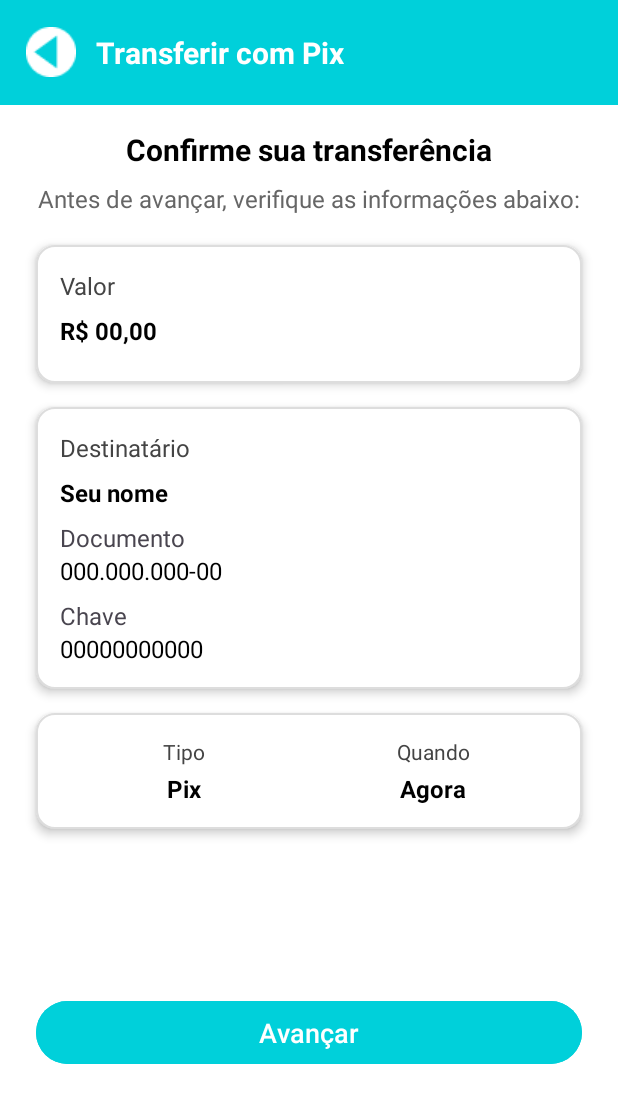
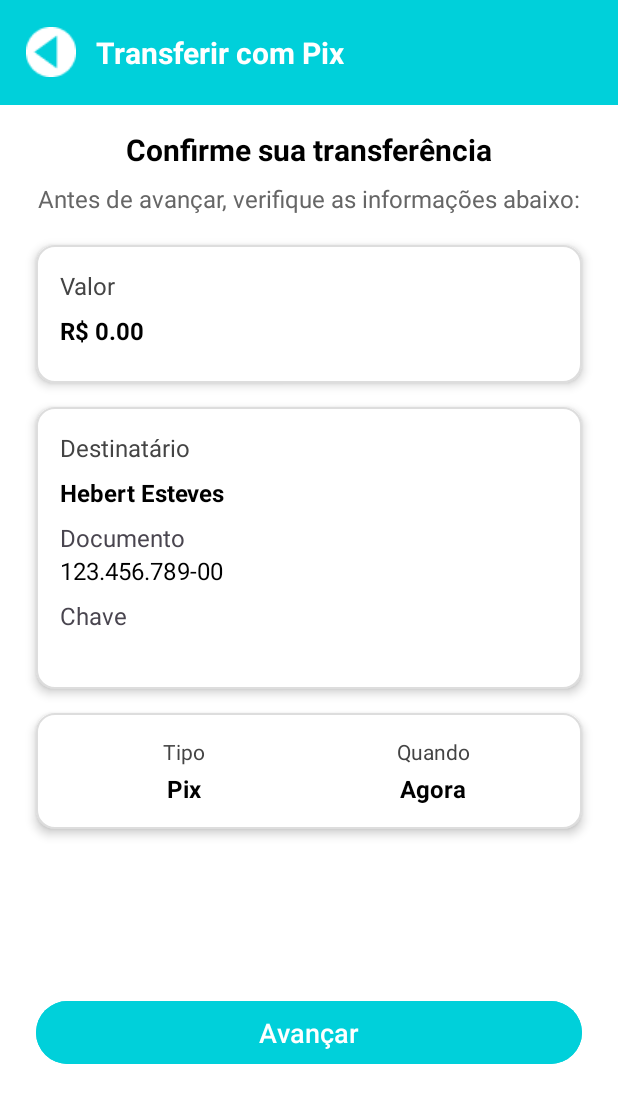
Before and after one commit to 2025-1-NADS3/Projeto1, an Android app: the ConfirmPixTransferActivity screen opened directly, with no data from a screen before it, on a phone screen of 412 x 824 dp. Shown: the top 1103 px of the screen. Run offline under Robolectric (Android 15) with nearby library versions, the phone set to English and light mode, and no system bars; Roboto replaces fonts that are not available here; 2 statements that could not run were skipped.

Commit message:
Atualizando tela ConfirmPixTransferActivity

```diff
--- a/src/Entrega 2/Frontend/NeonPay-Academy/app/src/main/java/br/com/neonpay/neonpayacademy/ConfirmPixTransferActivity.java
+++ b/src/Entrega 2/Frontend/NeonPay-Academy/app/src/main/java/br/com/neonpay/neonpayacademy/ConfirmPixTransferActivity.java
@@ -1,6 +1,11 @@
 package br.com.neonpay.neonpayacademy;
 
+import android.content.Intent;
 import android.os.Bundle;
+import android.widget.Button;
+import android.widget.EditText;
+import android.widget.ImageView;
+import android.widget.TextView;
 
 import androidx.activity.EdgeToEdge;
 import androidx.appcompat.app.AppCompatActivity;
@@ -9,6 +14,14 @@ import androidx.core.view.ViewCompat;
 import androidx.core.view.WindowInsetsCompat;
 
 public class ConfirmPixTransferActivity extends AppCompatActivity {
+
+    // Declaração das variáveis dos elementos da interface
+    private TextView txtValor, txtNomeDestinatario, txtDocumento, txtChavePix;
+    private Button btnAvancar;
+    private String chavePix;
+    private double valor;
+    private String nomeDestinatario;
+    private ImageView imgVoltar;
 
     @Override
     protected void onCreate(Bundle savedInstanceState) {
@@ -20,5 +33,40 @@ public class ConfirmPixTransferActivity extends AppCompatActivity {
             v.setPadding(systemBars.left, systemBars.top, systemBars.right, systemBars.bottom);
             return insets;
         });
+
+        // Inicialização dos componentes da interface
+        txtValor = findViewById(R.id.txtValor);
+        txtNomeDestinatario = findViewById(R.id.txtNomeDestinatario);
+        txtDocumento = findViewById(R.id.txtDocumento);
+        txtChavePix = findViewById(R.id.txtChavePix);
+        imgVoltar = findViewById(R.id.imgVoltar);
+        btnAvancar = findViewById(R.id.btnAvancar);
+
+        // Recebendo os dados da Tela que foram enviados pelo Intent:
+        Bundle bundle = getIntent().getExtras();
+        chavePix = bundle.getString("chave_pix");
+        valor = bundle.getDouble("valor", 0);
+        nomeDestinatario = "Hebert Esteves";
+
+
+        // Define os dados na tela
+        txtValor.setText(String.format("R$ %.2f", valor));
+        txtChavePix.setText(chavePix);
+        txtNomeDestinatario.setText(nomeDestinatario); // Simulando Nome
+        txtDocumento.setText("123.456.789-00");     // Simulando Documento
+
+        // Botão para retornar à PixHomeActivity
+        imgVoltar.setOnClickListener(view -> {
+            finish();
+        });
+
+        // Avançar para tela de confirmar sua senha e passando os dados da chave pix, valor e nome do destinatario
+        btnAvancar.setOnClickListener(v -> {
+            Intent intent1 = new Intent(ConfirmPixTransferActivity.this, ConfirmPixPasswordActivity.class);
+            intent1.putExtra("chave_pix", chavePix);
+            intent1.putExtra("valor", valor);
+            intent1.putExtra("nome_destinatario", nomeDestinatario);
+            startActivity(intent1);
+        });
     }
 }
```
